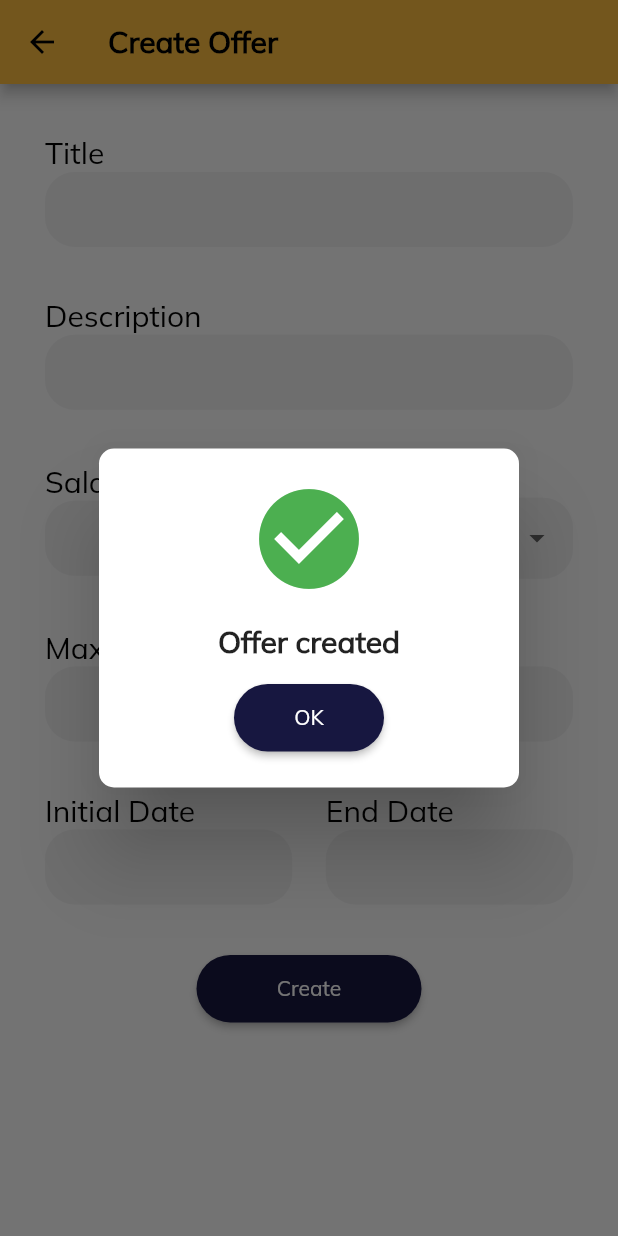
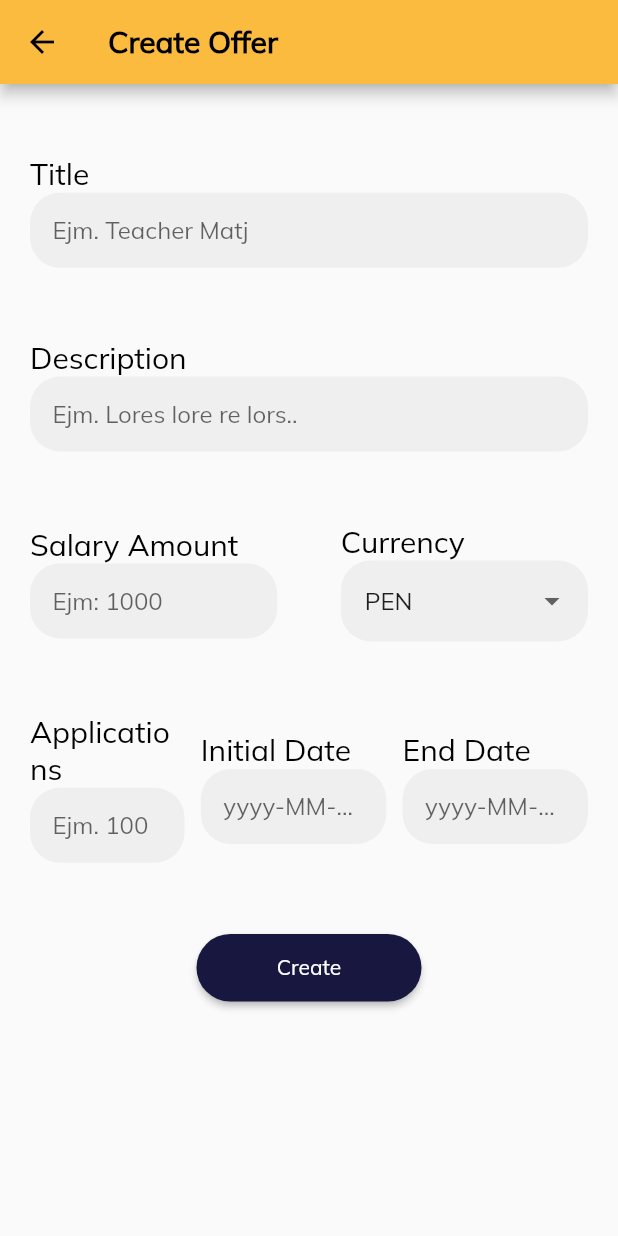
Before and after one commit to Arquitectura-De-Software-Emergentes/Mobile, a Flutter app: the NewOfferScreen screen opened directly, after a tap on "Create", on a phone screen of 412 x 824 dp. Run offline on Flutter 3.47's test engine with Material 2 defaults, Android fonts, the phone set to English and light mode, and no system bars; our stand-ins replace equatable, flutter_bloc, get_it, line_awesome_flutter; network calls fail.

Commit message:
fix(offers): :zap: added snack bar and labels

```diff
--- a/lib/offers/presentation/new_offer/new_offert_screen.dart
+++ b/lib/offers/presentation/new_offer/new_offert_screen.dart
@@ -1,5 +1,6 @@
 import 'package:flutter/material.dart';
 import 'package:flutter_bloc/flutter_bloc.dart';
+import 'package:intl/intl.dart';
 import 'package:teacher_finder/common/widgets/custom_app_bar.dart';
 import 'package:teacher_finder/offers/domain/entities/course.dart';
 import 'package:teacher_finder/offers/domain/entities/enums/availability.dart';
@@ -9,7 +10,6 @@ import 'package:teacher_finder/offers/domain/entities/enums/modality.dart';
 import 'package:teacher_finder/offers/domain/entities/enums/type_x.dart';
 import 'package:teacher_finder/offers/domain/entities/position_profile.dart';
 import 'package:teacher_finder/offers/domain/entities/salary.dart';
-import 'package:teacher_finder/offers/infrastructure/repositories/offer_repository.dart';
 import 'package:teacher_finder/offers/presentation/new_offer/widgets/date_input.dart';
 import 'package:teacher_finder/offers/presentation/new_offer/widgets/text_input.dart';
 
@@ -29,12 +29,12 @@ class _NewOfferScreenState extends State<NewOfferScreen> {
   final titleController = TextEditingController();
   final descriptionController = TextEditingController();
   final salaryAmountController = TextEditingController();
-  final salaryCurrencyController = TextEditingController();
-
+  final salaryCurrencyController = TextEditingController(text: 'PEN');
   final maxApplicationsController = TextEditingController();
   final endDateController = TextEditingController();
   final initialDateController = TextEditingController();
   final optionalController = TextEditingController();
+  bool isButtonEnabled = false;
 
   @override
   Widget build(BuildContext context) {
@@ -47,20 +47,26 @@ class _NewOfferScreenState extends State<NewOfferScreen> {
         body: SingleChildScrollView(
           child: Container(
             height: MediaQuery.of(context).size.height * 0.8,
-            padding: const EdgeInsets.only(left: 30, right: 30),
+            padding: const EdgeInsets.only(left: 20, right: 20),
             child: Form(
               child: Column(
                 mainAxisAlignment: MainAxisAlignment.spaceEvenly,
                 children: [
-                  TextInput(controller: titleController, title: 'Title'),
                   TextInput(
-                      controller: descriptionController, title: 'Description'),
+                      label: 'Ejm. Teacher Matj',
+                      controller: titleController,
+                      title: 'Title'),
+                  TextInput(
+                      label: 'Ejm. Lores lore re lors..',
+                      controller: descriptionController,
+                      title: 'Description'),
                   Row(
                     mainAxisAlignment: MainAxisAlignment.spaceBetween,
                     children: [
                       SizedBox(
                         width: MediaQuery.of(context).size.width * 0.4,
                         child: TextInput(
+                            label: 'Ejm: 1000',
                             controller: salaryAmountController,
                             title: 'Salary Amount'),
                       ),
@@ -104,22 +110,28 @@ class _NewOfferScreenState extends State<NewOfferScreen> {
                       ),
                     ],
                   ),
-                  TextInput(
-                      controller: maxApplicationsController,
-                      title: 'Max Applications'),
                   Row(
                     mainAxisAlignment: MainAxisAlignment.spaceBetween,
                     children: [
                       SizedBox(
-                        width: MediaQuery.of(context).size.width * 0.4,
+                          width: MediaQuery.of(context).size.width * 0.25,
+                          child: TextInput(
+                              label: 'Ejm. 100',
+                              controller: maxApplicationsController,
+                              title: 'Applications')),
+                      SizedBox(
+                        width: MediaQuery.of(context).size.width * 0.3,
                         child: DateInput(
+                            label: 'yyyy-MM-DD',
                             controller: initialDateController,
                             title: 'Initial Date'),
                       ),
                       SizedBox(
-                        width: MediaQuery.of(context).size.width * 0.4,
+                        width: MediaQuery.of(context).size.width * 0.3,
                         child: DateInput(
-                            controller: endDateController, title: 'End Date'),
+                            label: 'yyyy-MM-DD',
+                            controller: endDateController,
+                            title: 'End Date'),
                       ),
                     ],
                   ),
@@ -130,16 +142,22 @@ class _NewOfferScreenState extends State<NewOfferScreen> {
                       child: ElevatedButton(
                         onPressed: () {
                           final offer1 = Offer(
-                              id: 30,
+                              id: 0,
                               recruiterId: 1,
-                              title: 'title',
-                              description: 'description',
-                              initialDate: DateTime(2023 - 02 - 02),
-                              endDate: DateTime(2023 - 02 - 02),
-                              salary:
-                                  Salary(mount: 100.0, currency: Currency.pen),
-                              maxApplications: 10,
-                              numberApplications: 1,
+                              title: titleController.text,
+                              description: descriptionController.text,
+                              initialDate: DateFormat('yyyy-MM-dd')
+                                  .parse((initialDateController.text)),
+                              endDate: DateFormat('yyyy-MM-dd')
+                                  .parse((endDateController.text)),
+                              salary: Salary(
+                                  mount:
+                                      double.parse(salaryAmountController.text),
+                                  currency: Currency.parseCurrency(
+                                      salaryCurrencyController.text)),
+                              maxApplications:
+                                  int.parse(maxApplicationsController.text),
+                              numberApplications: 0,
                               availability:
                                   Availability.parseAvailability('AVAILABLE'),
                               positionProfile: PositionProfile(
@@ -147,13 +165,46 @@ class _NewOfferScreenState extends State<NewOfferScreen> {
                                   experience: Experience.lessThan3years,
                                   id: 30,
                                   modality: Modality.blended,
-                                  name: 'holas',
+                                  name: 'MATH',
                                   type: TypeX.fullTime));
-                          //final myOffersListBloc =  BlocProvider.of<MyOffersListBloc>(context);
-                          myOffersListBloc.addNewOffer(offer1);
-                          //myOffersListBloc.addNewOffer(offer1);
-                          offerCreated(context);
-                          //print(endDat1eController.text);
+                          final snackBar = SnackBar(
+                            backgroundColor: Styles.sucess,
+                            content: const Column(
+                              mainAxisAlignment: MainAxisAlignment.spaceEvenly,
+                              children: [
+                                Center(child: CircularProgressIndicator()),
+                                SizedBox(
+                                  height: 15,
+                                ),
+                                Text(
+                                    'CREATING OFFER') // Barra de progreso circular
+                              ],
+                            ),
+                            action: SnackBarAction(
+                              textColor: Styles.white,
+                              label: 'Undo',
+                              onPressed: () {
+                                ScaffoldMessenger.of(context).showSnackBar(
+                                    SnackBar(
+                                        backgroundColor: Styles.error,
+                                        content:
+                                            const Text('creation canceled')));
+                              },
+                            ),
+                          );
+                          ScaffoldMessenger.of(context)
+                              .showSnackBar(snackBar)
+                              .closed
+                              .then((SnackBarClosedReason reason) {
+                            if (reason != SnackBarClosedReason.action) {
+                              myOffersListBloc.addNewOffer(offer1);
+                              Navigator.pushReplacement(
+                                context,
+                                MaterialPageRoute(
+                                    builder: (context) => MyOffersListScreen()),
+                              );
+                            }
+                          });
                         },
                         style: ElevatedButton.styleFrom(
                             backgroundColor: Styles.secondaryColor,
@@ -172,59 +223,4 @@ class _NewOfferScreenState extends State<NewOfferScreen> {
           ),
         ));
   }
-
-  void offerCreated(BuildContext context) {
-    showDialog(
-      context: context,
-      builder: (BuildContext context) {
-        return AlertDialog(
-          shape: RoundedRectangleBorder(
-            borderRadius: BorderRadius.circular(10.0),
-          ),
-          content: Column(
-            mainAxisSize: MainAxisSize.min,
-            children: [
-              const Icon(
-                Icons.check_circle,
-                color: Colors.green,
-                size: 80.0,
-              ),
-              const SizedBox(height: 16.0),
-              const Text(
-                "Offer created",
-                style: TextStyle(
-                  fontSize: 20.0,
-                  fontWeight: FontWeight.bold,
-                ),
-              ),
-              const SizedBox(height: 16.0),
-              Center(
-                child: SizedBox(
-                  height: 45,
-                  width: 100,
-                  child: ElevatedButton(
-                    onPressed: () {
-                      Navigator.push(
-                        context,
-                        MaterialPageRoute(
-                            builder: (context) => MyOffersListScreen()),
-                      );
-                    },
-                    style: ElevatedButton.styleFrom(
-                        backgroundColor: Color(0xFF171740),
-                        side: BorderSide.none,
-                        shape: const StadiumBorder()),
-                    child: const Text(
-                      "OK",
-                      style: TextStyle(color: Colors.white),
-                    ),
-                  ),
-                ),
-              )
-            ],
-          ),
-        );
-      },
-    );
-  }
 }
--- a/lib/offers/presentation/new_offer/widgets/date_input.dart
+++ b/lib/offers/presentation/new_offer/widgets/date_input.dart
@@ -2,9 +2,14 @@ import 'package:flutter/material.dart';
 import 'package:intl/intl.dart';
 
 class DateInput extends StatefulWidget {
-  const DateInput({super.key, required this.controller, required this.title});
+  const DateInput(
+      {super.key,
+      required this.controller,
+      required this.title,
+      required this.label});
   final TextEditingController controller;
   final String title;
+  final String label;
   @override
   State<DateInput> createState() => _DateInputState();
 }
@@ -43,9 +48,11 @@ class _DateInputState extends State<DateInput> {
             _selectDate(context, widget.controller);
           },
           decoration: InputDecoration(
+              hintText: widget.label,
               filled: true,
               fillColor: const Color(0xFFEFEFF0),
-              contentPadding: const EdgeInsets.symmetric(vertical: 15),
+              contentPadding:
+                  const EdgeInsets.symmetric(vertical: 15, horizontal: 15),
               border: OutlineInputBorder(
                 borderRadius: BorderRadius.circular(20),
                 borderSide: BorderSide.none,
--- a/lib/offers/presentation/new_offer/widgets/text_input.dart
+++ b/lib/offers/presentation/new_offer/widgets/text_input.dart
@@ -1,9 +1,14 @@
 import 'package:flutter/material.dart';
 
 class TextInput extends StatefulWidget {
-  const TextInput({super.key, required this.title, required this.controller});
+  const TextInput(
+      {super.key,
+      required this.title,
+      required this.controller,
+      required this.label});
   final String title;
   final TextEditingController controller;
+  final String label;
   @override
   State<TextInput> createState() => _TextInputState();
 }
@@ -22,9 +27,11 @@ class _TextInputState extends State<TextInput> {
         TextFormField(
           controller: widget.controller,
           decoration: InputDecoration(
+              hintText: widget.label,
               filled: true,
               fillColor: const Color(0xFFEFEFF0),
-              contentPadding: const EdgeInsets.symmetric(vertical: 15),
+              contentPadding:
+                  const EdgeInsets.symmetric(vertical: 15, horizontal: 15),
               border: OutlineInputBorder(
                 borderRadius: BorderRadius.circular(20),
                 borderSide: BorderSide.none,
```
